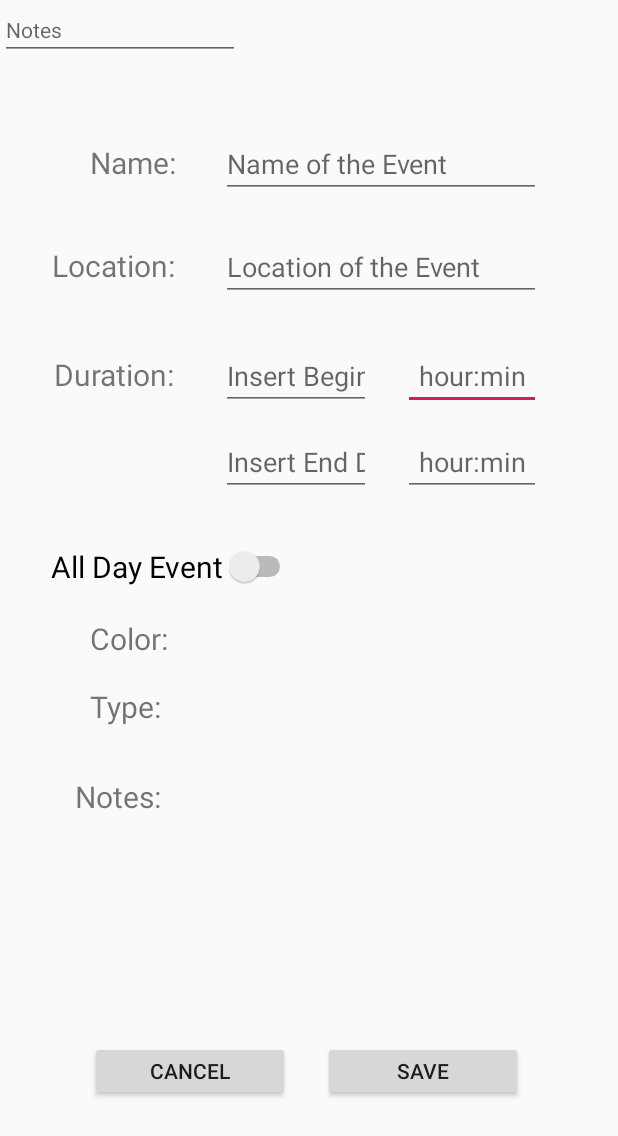
After one commit to weirdNox/sempreahoras, an Android app: the CrtEdtEvent screen opened directly, with no data from a screen before it, on a phone screen of 412 x 824 dp. The commit adds this screen. Shown: the top 1136 px of the screen. Run offline under Robolectric (Android 15) with nearby library versions, the phone set to English and light mode, and no system bars.

Commit message:
[app] add drawer; add floating button; add create event; add event details

```diff
--- a/app/app/build.gradle
+++ b/app/app/build.gradle
@@ -28,4 +28,5 @@ dependencies {
     testImplementation 'junit:junit:4.12'
     androidTestImplementation 'androidx.test.ext:junit:1.1.0'
     androidTestImplementation 'androidx.test.espresso:espresso-core:3.1.1'
+    implementation 'com.google.android.material:material:1.0.0'
 }
--- a/app/app/src/main/AndroidManifest.xml
+++ b/app/app/src/main/AndroidManifest.xml
@@ -9,7 +9,9 @@
         android:roundIcon="@mipmap/ic_launcher_round"
         android:supportsRtl="true"
         android:theme="@style/AppTheme">
-        <activity android:name=".DayActivity"></activity>
+        <activity android:name=".EventDefails"></activity>
+        <activity android:name=".CrtEdtEvent" />
+        <activity android:name=".DayActivity" />
         <activity android:name=".SignInActivity">
             <intent-filter>
                 <action android:name="android.intent.action.MAIN" />
--- /dev/null
+++ b/app/app/src/main/java/com/sempreahoras/app/CrtEdtEvent.java
@@ -0,0 +1,39 @@
+package com.sempreahoras.app;
+
+import android.content.Intent;
+import android.os.Bundle;
+import android.view.View;
+import android.widget.Button;
+
+import androidx.appcompat.app.AppCompatActivity;
+
+public class CrtEdtEvent extends AppCompatActivity {
+
+    @Override
+    protected void onCreate(Bundle savedInstanceState) {
+        super.onCreate(savedInstanceState);
+        setContentView(R.layout.activity_crt_edt_event);
+
+        //Save Button
+
+        Button saveButton = (Button)findViewById(R.id.savebutton);
+        saveButton.setOnClickListener(new View.OnClickListener() {
+            @Override
+            public void onClick(View v) {
+                finish();
+            }
+        });
+        // caso user decida guardar, então é necessário enviar objeto para servidor com userid, authid, detalhes evento (usar json), guardar temporariamente detalhes
+
+        //Cancel Button
+
+        Button cancelButton = (Button)findViewById(R.id.cancelbutton);
+        cancelButton.setOnClickListener(new View.OnClickListener() {
+            @Override
+            public void onClick(View v) {
+                finish();
+            }
+        });
+        // caso user decida cancelar, não envia nada ao servidor
+    }
+}
--- /dev/null
+++ b/app/app/src/main/res/layout/activity_crt_edt_event.xml
@@ -0,0 +1,214 @@
+<?xml version="1.0" encoding="utf-8"?>
+<androidx.constraintlayout.widget.ConstraintLayout xmlns:android="http://schemas.android.com/apk/res/android"
+    xmlns:app="http://schemas.android.com/apk/res-auto"
+    xmlns:tools="http://schemas.android.com/tools"
+    android:layout_width="match_parent"
+    android:layout_height="match_parent"
+    tools:context=".CrtEdtEvent">
+
+    <EditText
+        android:id="@+id/begintime"
+        android:layout_width="92dp"
+        android:layout_height="wrap_content"
+        android:ems="10"
+        android:hint="hour:min"
+        android:inputType="time"
+        android:textAlignment="center"
+        app:layout_constraintBaseline_toBaselineOf="@+id/datebeginbox"
+        app:layout_constraintEnd_toEndOf="parent"
+        app:layout_constraintHorizontal_bias="0.84"
+        app:layout_constraintStart_toStartOf="parent" />
+
+    <EditText
+        android:id="@+id/endtime"
+        android:layout_width="92dp"
+        android:layout_height="wrap_content"
+        android:ems="10"
+        android:hint="hour:min"
+        android:inputType="time"
+        android:textAlignment="center"
+        app:layout_constraintBaseline_toBaselineOf="@+id/dateendbox"
+        app:layout_constraintEnd_toEndOf="parent"
+        app:layout_constraintHorizontal_bias="0.84"
+        app:layout_constraintStart_toStartOf="parent" />
+
+    <EditText
+        android:id="@+id/NameBox"
+        android:layout_width="wrap_content"
+        android:layout_height="wrap_content"
+        android:ems="10"
+        android:hint="Name of the Event"
+        android:inputType="textPersonName"
+        app:layout_constraintBaseline_toBaselineOf="@+id/NameView"
+        app:layout_constraintEnd_toEndOf="parent"
+        app:layout_constraintHorizontal_bias="0.742"
+        app:layout_constraintStart_toStartOf="parent" />
+
+    <EditText
+        android:id="@+id/LocationBox"
+        android:layout_width="wrap_content"
+        android:layout_height="wrap_content"
+        android:ems="10"
+        android:hint="Location of the Event"
+        android:inputType="textPersonName"
+        app:layout_constraintBaseline_toBaselineOf="@+id/LocationView"
+        app:layout_constraintEnd_toEndOf="parent"
+        app:layout_constraintHorizontal_bias="0.742"
+        app:layout_constraintStart_toStartOf="parent" />
+
+    <TextView
+        android:id="@+id/NameView"
+        android:layout_width="wrap_content"
+        android:layout_height="wrap_content"
+        android:text="Name:"
+        android:textSize="20sp"
+        app:layout_constraintBottom_toBottomOf="parent"
+        app:layout_constraintEnd_toEndOf="parent"
+        app:layout_constraintHorizontal_bias="0.169"
+        app:layout_constraintStart_toStartOf="parent"
+        app:layout_constraintTop_toTopOf="parent"
+        app:layout_constraintVertical_bias="0.119" />
+
+    <TextView
+        android:id="@+id/LocationView"
+        android:layout_width="wrap_content"
+        android:layout_height="wrap_content"
+        android:text="Location:"
+        android:textSize="20sp"
+        app:layout_constraintBottom_toBottomOf="parent"
+        app:layout_constraintEnd_toEndOf="parent"
+        app:layout_constraintHorizontal_bias="0.106"
+        app:layout_constraintStart_toStartOf="parent"
+        app:layout_constraintTop_toTopOf="parent"
+        app:layout_constraintVertical_bias="0.205" />
+
+    <EditText
+        android:id="@+id/datebeginbox"
+        android:layout_width="100dp"
+        android:layout_height="wrap_content"
+        android:ems="10"
+        android:hint="Insert Begin Date"
+        android:inputType="date"
+        app:layout_constraintBaseline_toBaselineOf="@+id/durationview"
+        app:layout_constraintEnd_toEndOf="parent"
+        app:layout_constraintHorizontal_bias="0.472"
+        app:layout_constraintStart_toStartOf="parent" />
+
+    <TextView
+        android:id="@+id/durationview"
+        android:layout_width="wrap_content"
+        android:layout_height="wrap_content"
+        android:text="Duration:"
+        android:textSize="20sp"
+        app:layout_constraintBottom_toBottomOf="parent"
+        app:layout_constraintEnd_toEndOf="parent"
+        app:layout_constraintHorizontal_bias="0.109"
+        app:layout_constraintStart_toStartOf="parent"
+        app:layout_constraintTop_toTopOf="parent"
+        app:layout_constraintVertical_bias="0.296" />
+
+    <EditText
+        android:id="@+id/dateendbox"
+        android:layout_width="100dp"
+        android:layout_height="0dp"
+        android:layout_marginTop="12dp"
+        android:ems="10"
+        android:hint="Insert End Date"
+        android:inputType="date"
+        app:layout_constraintEnd_toEndOf="parent"
+        app:layout_constraintHorizontal_bias="0.472"
+        app:layout_constraintStart_toStartOf="parent"
+        app:layout_constraintTop_toBottomOf="@+id/datebeginbox" />
+
+    <Switch
+        android:id="@+id/diatodobox"
+        android:layout_width="wrap_content"
+        android:layout_height="wrap_content"
+        android:text="All Day Event"
+        android:textSize="20sp"
+        app:layout_constraintBottom_toBottomOf="parent"
+        app:layout_constraintEnd_toEndOf="parent"
+        app:layout_constraintHorizontal_bias="0.137"
+        app:layout_constraintStart_toStartOf="parent"
+        app:layout_constraintTop_toTopOf="parent"
+        app:layout_constraintVertical_bias="0.457" />
+
+    <TextView
+        android:id="@+id/colorview"
+        android:layout_width="wrap_content"
+        android:layout_height="wrap_content"
+        android:text="Color:"
+        android:textSize="20sp"
+        app:layout_constraintBottom_toBottomOf="parent"
+        app:layout_constraintEnd_toEndOf="parent"
+        app:layout_constraintHorizontal_bias="0.167"
+        app:layout_constraintStart_toStartOf="parent"
+        app:layout_constraintTop_toTopOf="parent"
+        app:layout_constraintVertical_bias="0.517" />
+
+    <TextView
+        android:id="@+id/typebox"
+        android:layout_width="wrap_content"
+        android:layout_height="wrap_content"
+        android:text="Type:"
+        android:textSize="20sp"
+        app:layout_constraintBottom_toBottomOf="parent"
+        app:layout_constraintEnd_toEndOf="parent"
+        app:layout_constraintHorizontal_bias="0.165"
+        app:layout_constraintStart_toStartOf="parent"
+        app:layout_constraintTop_toBottomOf="@+id/colorview"
+        app:layout_constraintVertical_bias="0.051" />
+
+    <TextView
+        android:id="@+id/typebox2"
+        android:layout_width="wrap_content"
+        android:layout_height="wrap_content"
+        android:text="Notes:"
+        android:textSize="20sp"
+        app:layout_constraintBottom_toBottomOf="parent"
+        app:layout_constraintEnd_toEndOf="parent"
+        app:layout_constraintHorizontal_bias="0.141"
+        app:layout_constraintStart_toStartOf="parent"
+        app:layout_constraintTop_toTopOf="parent"
+        app:layout_constraintVertical_bias="0.649" />
+
+    <Button
+        android:id="@+id/savebutton"
+        android:layout_width="133dp"
+        android:layout_height="40dp"
+        android:text="Save"
+        app:layout_constraintBottom_toBottomOf="parent"
+        app:layout_constraintEnd_toEndOf="parent"
+        app:layout_constraintHorizontal_bias="0.773"
+        app:layout_constraintStart_toStartOf="parent"
+        app:layout_constraintTop_toTopOf="parent"
+        app:layout_constraintVertical_bias="0.885" />
+
+    <Button
+        android:id="@+id/cancelbutton"
+        android:layout_width="133dp"
+        android:layout_height="40dp"
+        android:text="@android:string/cancel"
+        app:layout_constraintBottom_toBottomOf="parent"
+        app:layout_constraintEnd_toEndOf="parent"
+        app:layout_constraintHorizontal_bias="0.215"
+        app:layout_constraintStart_toStartOf="parent"
+        app:layout_constraintTop_toTopOf="parent"
+        app:layout_constraintVertical_bias="0.885" />
+
+    <EditText
+        android:id="@+id/noteText"
+        style="@style/Widget.AppCompat.EditText"
+        android:layout_width="wrap_content"
+        android:layout_height="wrap_content"
+        android:ems="10"
+        android:hint="Notes"
+        android:inputType="textPersonName"
+        android:selectAllOnFocus="false"
+        android:singleLine="false"
+        android:textAppearance="@style/TextAppearance.AppCompat.Display1"
+        android:textSize="14sp"
+        tools:layout_editor_absoluteX="147dp"
+        tools:layout_editor_absoluteY="457dp" />
+
+</androidx.constraintlayout.widget.ConstraintLayout>
--- /dev/null
+++ b/app/app/src/main/res/menu/main.xml
@@ -0,0 +1,6 @@
+<?xml version="1.0" encoding="utf-8"?>
+<menu xmlns:android="http://schemas.android.com/apk/res/android">
+    <item
+        android:id="@+id/menu_hello"
+        android:title="Hello" />
+</menu>
--- a/app/app/src/main/res/values/strings.xml
+++ b/app/app/src/main/res/values/strings.xml
@@ -1,6 +1,6 @@
 <resources>
     <string name="app_name">Sempre a Horas</string>
 
-    <!-- TODO: Remove or change this placeholder text -->
-    <string name="hello_blank_fragment">Hello blank fragment</string>
+    <string name="navigation_drawer_open">Open navigation drawer</string>
+    <string name="navigation_drawer_close">Close navigation drawer</string>
 </resources>
```
Also changed, not shown: app/app/src/main/java/com/sempreahoras/app/DayActivity.java (+50 -1 lines), app/app/src/main/java/com/sempreahoras/app/EventDetails.java (added, +45 -0 lines), app/app/src/main/res/layout/activity_day.xml (+39 -5 lines), app/app/src/main/res/layout/activity_event_details.xml (added, +152 -0 lines).
